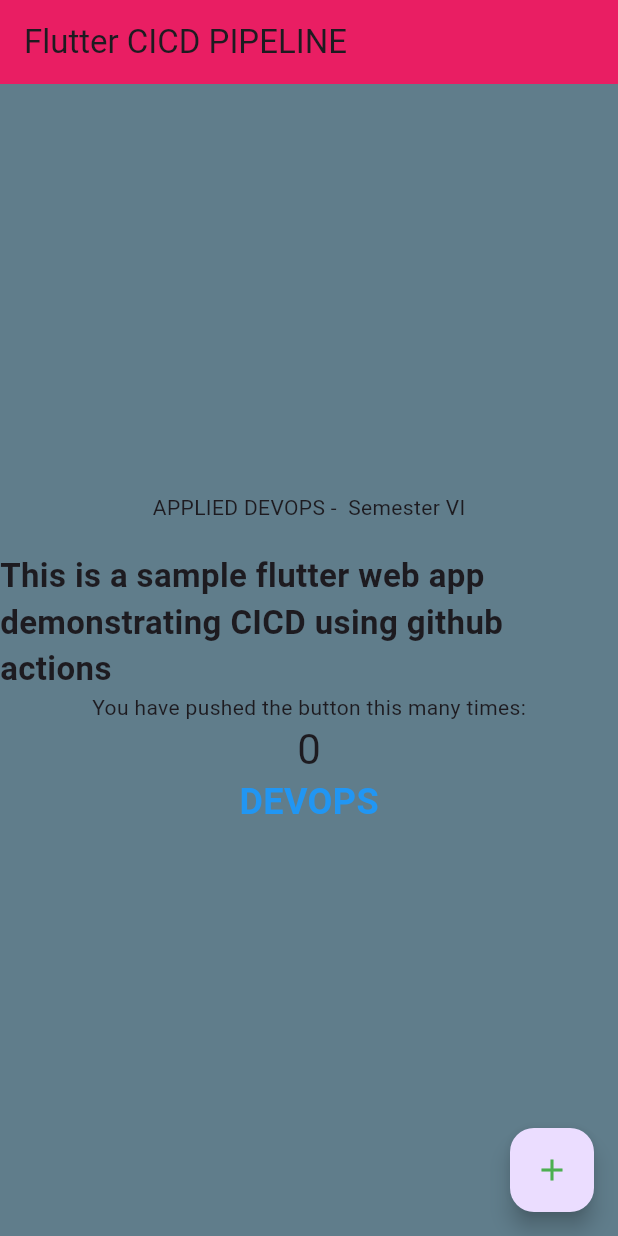
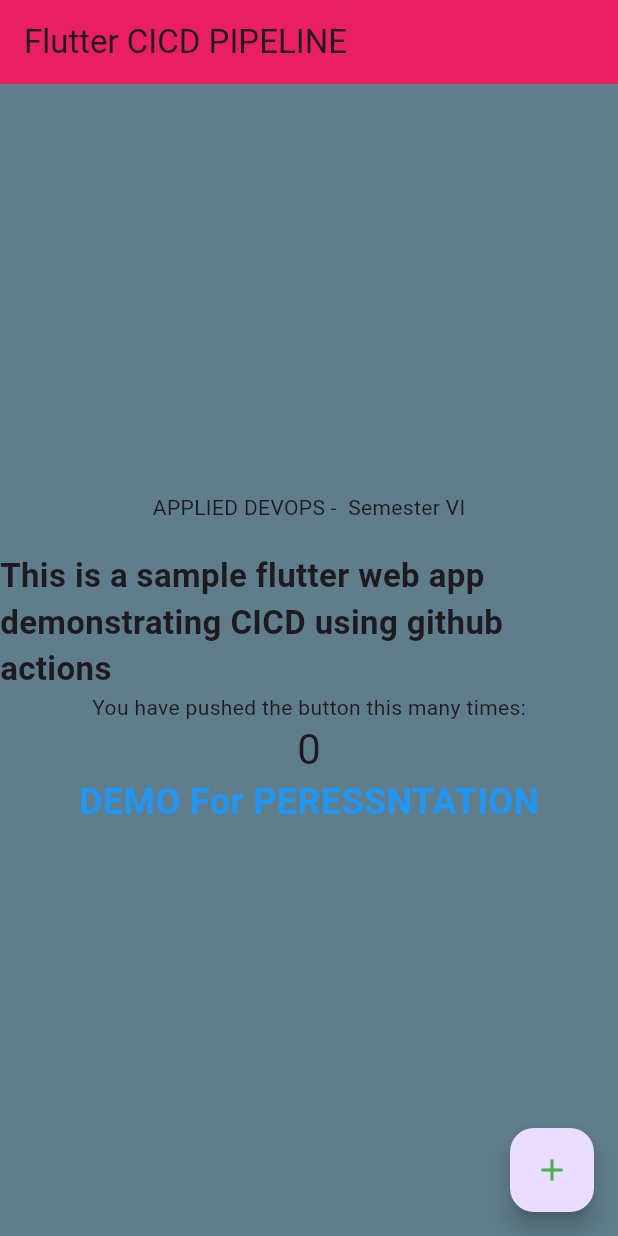
Before and after one commit to singh-that-codes/flutter_cicd_pipeline, a Flutter app: the screen it shows after launch, on a phone screen of 412 x 824 dp. Run offline on Flutter 3.47's test engine with Material 3 defaults, Android fonts, the phone set to English and light mode, and no system bars; drawn by our look-alikes of animated_text_kit.

Commit message:
Demo for presentation

```diff
--- a/lib/main.dart
+++ b/lib/main.dart
@@ -75,6 +75,14 @@ class _MyHomePageState extends State<MyHomePage> {
             AnimatedTextKit(
               animatedTexts: [
                 TyperAnimatedText(
+                  "DEMO For PERESSNTATION",
+                  textStyle: TextStyle(
+                    fontSize: 24.0,
+                    fontWeight: FontWeight.bold,
+                    color: Colors.blue,
+                  ),
+                ),
+                TyperAnimatedText(
                   "DEVOPS",
                   textStyle: TextStyle(
                     fontSize: 24.0,
```
